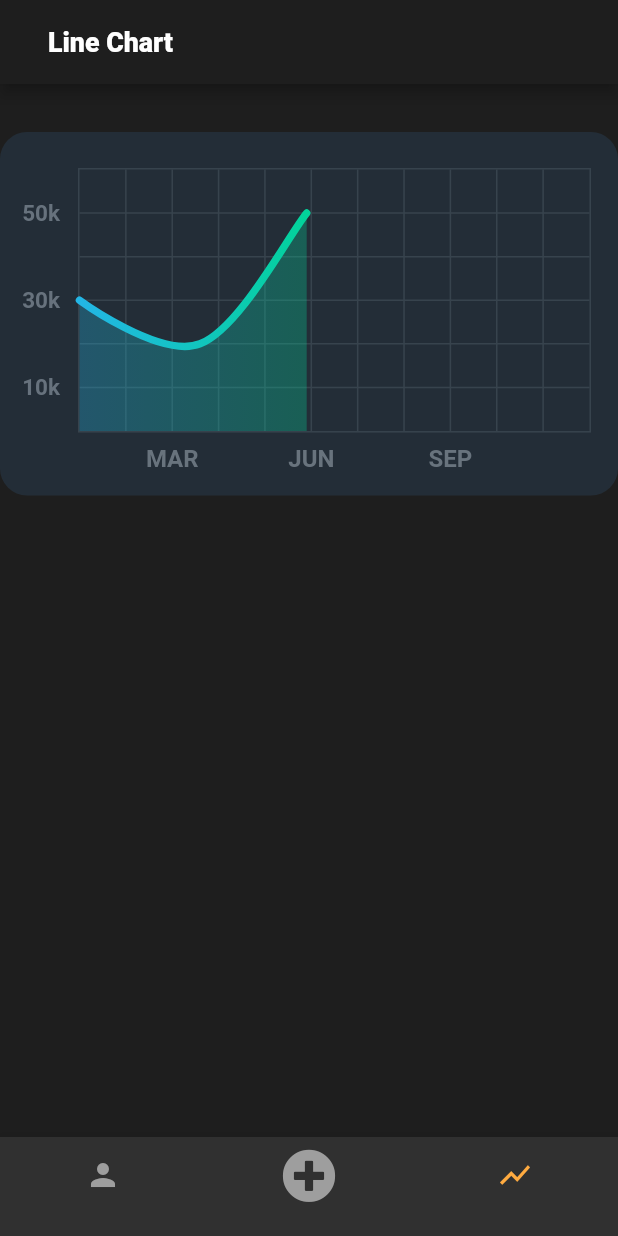
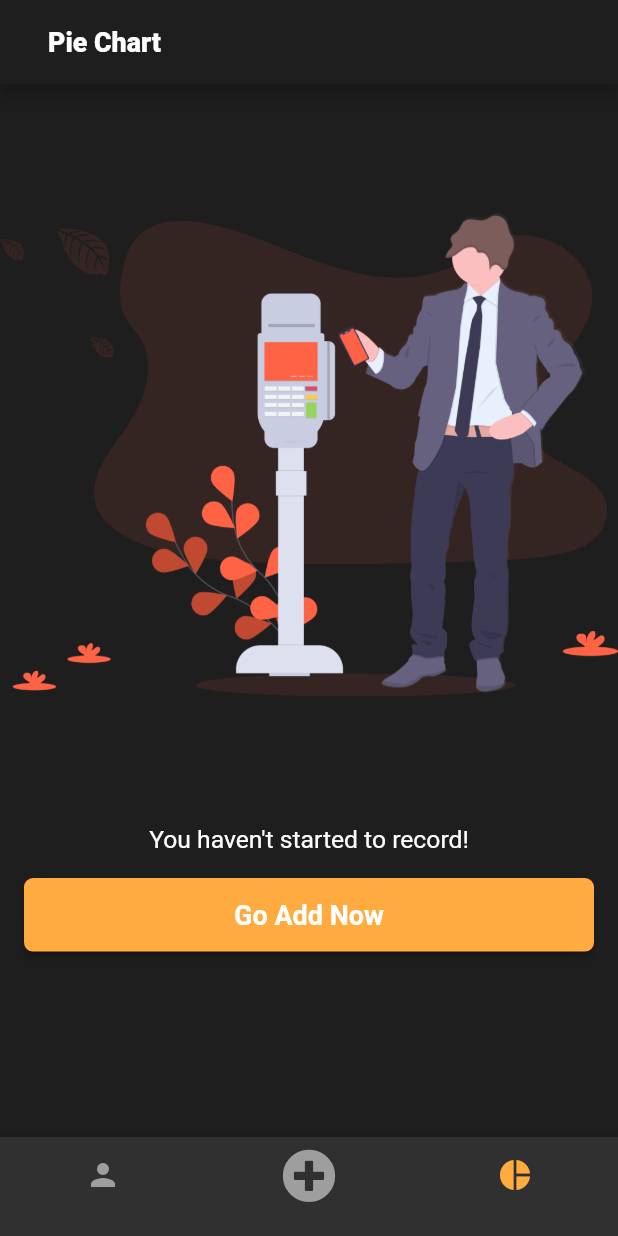
Before and after one commit to qqgary/expense-tracker, a Flutter app: the screen it shows after launch, item 3 of the bottom bar chosen, on a phone screen of 412 x 824 dp. Run offline on Flutter 3.47's test engine with Material 2 defaults, Android fonts, the phone set to English and light mode, and no system bars; drawn by our look-alikes of fl_chart; our stand-ins replace flutter_multi_formatter, font_awesome_flutter, sizer.

Commit message:
✨ Changed line chart to pie chart, and wiring pie chart value

```diff
--- a/lib/config/routes.dart
+++ b/lib/config/routes.dart
@@ -1,14 +1,14 @@
+import 'package:expense_tracker/screens/bottom_navigation_screens/pire_chart.dart';
 import 'package:flutter/material.dart';
 
 import 'package:expense_tracker/screens/bottom_navigation_screens/account_overview.dart';
 import 'package:expense_tracker/screens/bottom_navigation_screens/expense/add_new_record.dart';
 import 'package:expense_tracker/screens/bottom_navigation_screens/expense_detail.dart';
-import 'package:expense_tracker/screens/bottom_navigation_screens/line_chart.dart';
 
 class Router {
   static Map<String, Widget Function(BuildContext)> routes = {
     AccountOverviewScreen.routeName: (_) => AccountOverviewScreen(),
-    LineChartScreen.routeName: (_) => LineChartScreen(),
+    PieChartScreen.routeName: (_) => PieChartScreen(),
     AddNewRecord.routeName: (_) => AddNewRecord(),
     ExpenseDetailScreen.routeName: (_) => ExpenseDetailScreen(),
   };
--- /dev/null
+++ b/lib/model/pie_chart.dart
@@ -0,0 +1,14 @@
+enum PieChartType {
+  EXPENSE,
+  INCOME,
+}
+
+class PieChartModel {
+  PieChartType type;
+  double amount;
+
+  PieChartModel({
+    this.type,
+    this.amount,
+  });
+}
--- a/lib/provider/account.dart
+++ b/lib/provider/account.dart
@@ -1,4 +1,5 @@
 import 'package:expense_tracker/model/expense.dart';
+import 'package:expense_tracker/model/pie_chart.dart';
 import 'package:flutter/material.dart';
 
 class AccountProvider extends ChangeNotifier {
@@ -8,33 +9,72 @@ class AccountProvider extends ChangeNotifier {
   List<ExpenseModel> _expenses = List<ExpenseModel>();
   List<ExpenseModel> get expenses => this._expenses;
 
+  List<double> _pieChartExpenses = List<double>();
+  List<double> get pieChartExpenses => this._pieChartExpenses;
+  double _totalPieExpenses = 0.00;
+  double get totalPieExpenses => this._totalPieExpenses;
+
+  List<double> _pieChartIncome = List<double>();
+  List<double> get pieChartIncome => this._pieChartIncome;
+  double _totalPieIncome = 0.00;
+  double get totalPieIncome => this._totalPieIncome;
+
+  List<PieChartModel> _pieChartAmount;
+  List<PieChartModel> get pieChartAmount => this._pieChartAmount;
+
   double _expensePrice;
   double get expensePrice => this._expensePrice;
-  setExpensePrice(double val) {
-    this._expensePrice = val;
-  }
+  setExpensePrice(double val) => this._expensePrice = val;
 
   String _expenseName;
   String get expenseName => this._expenseName;
-  setExpenseName(String val) {
-    this._expenseName = val;
-  }
+  setExpenseName(String val) => this._expenseName = val;
 
   String _expenseNode;
   String get expenseNode => this._expenseNode;
-  setExpenseNode(String val) {
-    this._expenseNode = val;
-  }
+  setExpenseNode(String val) => this._expenseNode = val;
 
-  addAmount(ExpenseModel expense) {
-    _sumAmount += expensePrice;
-    _expenses.add(expense);
+  void getPie() {
+    if (_pieChartExpenses != null && _pieChartExpenses.isNotEmpty)
+      _totalPieExpenses = _pieChartExpenses.reduce((a, b) => a + b);
+
+    if (_pieChartIncome != null && _pieChartIncome.isNotEmpty)
+      _totalPieIncome = _pieChartIncome.reduce((a, b) => a + b);
+
+    _pieChartAmount = [
+      PieChartModel(type: PieChartType.EXPENSE, amount: _totalPieExpenses),
+      PieChartModel(type: PieChartType.INCOME, amount: _totalPieIncome),
+    ];
+
+    print({'_totalPieExpenses': _totalPieExpenses});
+    print({'_totalPieIncome': _totalPieIncome});
+    print({'_pieChartAmount': _pieChartAmount});
+    print({'_pieChartExpenses': _pieChartExpenses});
+    print({'_pieChartIncome': _pieChartIncome});
+
     notifyListeners();
   }
 
-  minusAmount(ExpenseModel expense) {
+  Future<void> addAmount(ExpenseModel expense) async {
+    try {
+      _sumAmount += expensePrice;
+      _expenses.add(expense);
+      _pieChartIncome.add(expense.amount);
+      notifyListeners();
+      print({'_expenses': _expenses});
+
+      getPie();
+    } catch (err) {
+      print(err);
+    }
+  }
+
+  Future<void> minusAmount(ExpenseModel expense) async {
     _sumAmount -= expensePrice;
     _expenses.add(expense);
+    _pieChartExpenses.add(expense.amount);
     notifyListeners();
+    print({'_expenses': _expenses});
+    getPie();
   }
 }
--- a/lib/provider/general.dart
+++ b/lib/provider/general.dart
@@ -21,4 +21,12 @@ class GeneralProvider extends ChangeNotifier {
     _isFirstTimeLogin = false;
     notifyListeners();
   }
+
+  int _pieChartTouchedIndex;
+  int get pieChartTouchedIndex => this._pieChartTouchedIndex;
+  void setPieChartTouchedIndex(int index) {
+    print(index);
+    _pieChartTouchedIndex = index;
+    notifyListeners();
+  }
 }
--- a/lib/screens/bottom_navigation_screens/expense/add_new_record.dart
+++ b/lib/screens/bottom_navigation_screens/expense/add_new_record.dart
@@ -43,10 +43,11 @@ class AddNewRecord extends StatelessWidget {
 
     if (genProvider.isFirstTimeLogin) genProvider.setIsFirstTimeLogin();
 
-    if (category.isExpense)
+    if (category.isExpense) {
       accProvider.minusAmount(expense);
-    else
+    } else {
       accProvider.addAmount(expense);
+    }
 
     Navigator.pop(context);
   }
--- a/lib/screens/bottom_navigation_screens/line_chart.dart
+++ /dev/null
@@ -1,153 +0,0 @@
-import 'package:expense_tracker/themes/styles.dart';
-import 'package:expense_tracker/utils/utils.dart';
-import 'package:expense_tracker/widgets/app_scaffold.dart';
-import 'package:flutter/material.dart';
-import 'package:fl_chart/fl_chart.dart';
-
-// class LineChartScreen extends StatelessWidget {
-//   static  String routeName = 'line-chart';
-//    LineChartScreen({Key key}) : super(key: key);
-
-//   @override
-//   Widget build(BuildContext context) {
-//     return AppScaffold();
-//   }
-// }
-
-class LineChartScreen extends StatelessWidget {
-  static String routeName = 'line-chart';
-
-  @override
-  Widget build(BuildContext context) {
-    return AppScaffold(
-      title: 'Line Chart',
-      child: Container(
-        margin: EdgeInsets.only(top: AppMargin.large),
-        child: AspectRatio(
-          aspectRatio: 1.70,
-          child: Container(
-            decoration: BoxDecoration(
-                borderRadius: BorderRadius.all(
-                  Radius.circular(18),
-                ),
-                color: Color(0xff232d37)),
-            child: Padding(
-              padding: EdgeInsets.only(
-                right: 18.0,
-                left: 12.0,
-                top: 24,
-                bottom: 12,
-              ),
-              child: LineChart(
-                mainData(),
-              ),
-            ),
-          ),
-        ),
-      ),
-    );
-  }
-
-  LineChartData mainData() {
-    return LineChartData(
-      gridData: FlGridData(
-        show: true,
-        drawVerticalLine: true,
-        getDrawingHorizontalLine: (value) {
-          return FlLine(
-            color: Color(0xff37434d),
-            strokeWidth: 1,
-          );
-        },
-        getDrawingVerticalLine: (value) {
-          return FlLine(
-            color: Color(0xff37434d),
-            strokeWidth: 1,
-          );
-        },
-      ),
-      titlesData: FlTitlesData(
-        show: true,
-        bottomTitles: SideTitles(
-          showTitles: true,
-          reservedSize: 22,
-          getTextStyles: (value) => TextStyle(
-              color: Color(0xff68737d),
-              fontWeight: FontWeight.bold,
-              fontSize: 16),
-          getTitles: (value) {
-            switch (value.toInt()) {
-              case 2:
-                return 'MAR';
-              case 5:
-                return 'JUN';
-              case 8:
-                return 'SEP';
-            }
-            return '';
-          },
-          margin: 8,
-        ),
-        leftTitles: SideTitles(
-          showTitles: true,
-          getTextStyles: (value) => TextStyle(
-            color: Color(0xff67727d),
-            fontWeight: FontWeight.bold,
-            fontSize: 15,
-          ),
-          getTitles: (value) {
-            print(value);
-            switch (value.toInt()) {
-              case 1:
-                return '10k';
-              case 3:
-                return '30k';
-              case 5:
-                return '50k';
-            }
-            return '';
-          },
-          reservedSize: 28,
-          margin: 12,
-        ),
-      ),
-      borderData: FlBorderData(
-        show: true,
-        border: Border.all(
-          color: Color(0xff37434d),
-          width: 1,
-        ),
-      ),
-      minX: 0,
-      maxX: 11,
-      minY: 0,
-      maxY: 6,
-      lineBarsData: [
-        LineChartBarData(
-          spots: [
-            FlSpot(0, 3),
-            FlSpot(2.6, 2),
-            FlSpot(4.9, 5),
-            // FlSpot(6.8, 3.1),
-            // FlSpot(8, 4),
-            // FlSpot(9.5, 3),
-            // FlSpot(11, 4),
-          ],
-          isCurved: true,
-          colors: lineChartGradientColors,
-          barWidth: 5,
-          isStrokeCapRound: true,
-          dotData: FlDotData(
-            show: false,
-          ),
-          belowBarData: BarAreaData(
-            show: true,
-            colors: lineChartGradientColors
-                .map((color) => color.withOpacity(0.3))
-                .toList(),
-          ),
-        ),
-      ],
-    );
-  }
-}
--- /dev/null
+++ b/lib/screens/bottom_navigation_screens/pire_chart.dart
@@ -0,0 +1,125 @@
+import 'package:expense_tracker/themes/styles.dart';
+import 'package:expense_tracker/utils/utils.dart';
+import 'package:expense_tracker/widgets/app_scaffold.dart';
+import 'package:expense_tracker/provider/general.dart';
+import 'package:expense_tracker/provider/account.dart';
+import 'package:expense_tracker/widgets/first_time_use.dart';
+import 'package:flutter/material.dart';
+import 'package:fl_chart/fl_chart.dart';
+import 'package:provider/provider.dart';
+import 'package:expense_tracker/widgets/app_text.dart';
+import 'package:expense_tracker/model/pie_chart.dart';
+
+class PieChartScreen extends StatelessWidget {
+  static String routeName = 'pie-chart';
+
+  @override
+  Widget build(BuildContext context) {
+    final GeneralProvider genProvider = Provider.of<GeneralProvider>(context);
+    return AppScaffold(
+      title: 'Pie Chart',
+      isScrollView: false,
+      child: genProvider.isFirstTimeLogin
+          ? FirstTimeUseContainer(context: context, genProvider: genProvider)
+          : _buildMainContainer(context, genProvider),
+    );
+  }
+
+  Container _buildMainContainer(
+    BuildContext context,
+    GeneralProvider genProvider,
+  ) =>
+      Container(
+        width: maxWidth(context),
+        child: Column(
+          children: [
+            _buildPieChart(context, genProvider),
+            Container(
+              margin: EdgeInsets.only(top: maxHeight(context) * 0.3),
+              child: Row(
+                mainAxisAlignment: MainAxisAlignment.spaceAround,
+                children: [
+                  _buildDots(AppColor.red, 'Expenses'),
+                  _buildDots(AppColor.accentGreen, 'Income'),
+                ],
+              ),
+            )
+          ],
+        ),
+      );
+
+  Row _buildDots(Color color, String title) {
+    return Row(
+      children: [
+        Container(
+          width: 16,
+          height: 16,
+          decoration: BoxDecoration(
+            color: color,
+            shape: BoxShape.circle,
+          ),
+        ),
+        AppWidthSizedBox.smallBox,
+        AppText(title),
+      ],
+    );
+  }
+
+  Container _buildPieChart(BuildContext context, GeneralProvider genProvider) =>
+      Container(
+        margin: EdgeInsets.only(top: maxHeight(context) * 0.3),
+        child: PieChart(
+          PieChartData(
+            pieTouchData: PieTouchData(
+                touchCallback: (PieTouchResponse pieTouchResponse) {
+              if (pieTouchResponse.touchInput is FlLongPressEnd ||
+                  pieTouchResponse.touchInput is FlPanEnd)
+                genProvider.setPieChartTouchedIndex(-1);
+              else
+                genProvider.setPieChartTouchedIndex(
+                    pieTouchResponse.touchedSectionIndex);
+            }),
+            borderData: FlBorderData(
+              show: false,
+            ),
+            sectionsSpace: 0,
+            centerSpaceRadius: 40,
+            sections: showingSections(context),
+          ),
+        ),
+      );
+
+  List<PieChartSectionData> showingSections(BuildContext context) {
+    final AccountProvider accProvider = Provider.of<AccountProvider>(context);
+    final double total =
+        accProvider.totalPieExpenses + accProvider.totalPieIncome;
+
+    return accProvider.pieChartAmount.map((item) {
+      final double amount = item.amount;
+      final double percent = total == 0 ? 0 : amount / total * 100;
+      final PieChartType type = item.type;
+
+      switch (type) {
+        case PieChartType.EXPENSE:
+          return PieChartSectionData(
+            color: AppColor.red,
+            value: amount,
+            title: '$percent%',
+            titleStyle:
+                TextStyle(fontWeight: FontWeight.bold, color: AppColor.white),
+          );
+        case PieChartType.INCOME:
+          return PieChartSectionData(
+            color: AppColor.accentGreen,
+            value: amount,
+            title: '$percent%',
+            titleStyle:
+                TextStyle(fontWeight: FontWeight.bold, color: AppColor.white),
+          );
+
+        default:
+          return null;
+      }
+    }).toList();
+  }
+}
--- a/lib/themes/styles.dart
+++ b/lib/themes/styles.dart
@@ -17,7 +17,7 @@ class AppColor {
   static Color red = Color(0xffed5f59);
   static Color deepRed = Color(0xffD55550);
   static Color green = Colors.green;
-  static Color accentGreen = Colors.greenAccent;
+  static Color accentGreen = Colors.greenAccent[400];
   static Color blueText = Colors.blueAccent;
   static Color blue = Colors.blueAccent;
   static Color yellow = Colors.yellowAccent;
@@ -76,10 +76,8 @@ class AppOpacity {
   static double half = 0.5;
 }
 
-
-
 const List<Color> lineChartGradientColors = [
-  Color(0xff23b6e6),
+  Colors.orangeAccent,
   Color(0xff02d39a),
 ];
 
--- a/lib/utils/constant.dart
+++ b/lib/utils/constant.dart
@@ -1,16 +1,16 @@
 import 'package:expense_tracker/model/category.dart';
 import 'package:expense_tracker/screens/bottom_navigation_screens/account_overview.dart';
 import 'package:expense_tracker/screens/bottom_navigation_screens/expense/add_expense.dart';
+import 'package:expense_tracker/screens/bottom_navigation_screens/pire_chart.dart';
 import 'package:expense_tracker/themes/styles.dart';
 import 'package:flutter/material.dart';
 import 'package:font_awesome_flutter/font_awesome_flutter.dart';
-import 'package:expense_tracker/screens/bottom_navigation_screens/line_chart.dart';
 
 class Constant {
   static final List<Widget> bottomNavigationScreen = [
     AccountOverviewScreen(),
     AddExpenseScreen(),
-    LineChartScreen(),
+    PieChartScreen(),
   ];
 
   static final List<BottomNavigationBarItem> bottomNavigationBarItem = [
@@ -26,7 +26,7 @@ class Constant {
       title: Container(),
     ),
     BottomNavigationBarItem(
-      icon: Icon(Icons.show_chart),
+      icon: Icon(Icons.pie_chart),
       title: Container(),
     ),
   ];
--- /dev/null
+++ b/lib/widgets/first_time_use.dart
@@ -0,0 +1,37 @@
+import 'package:expense_tracker/utils/utils.dart';
+import 'package:expense_tracker/widgets/app_action_button.dart';
+import 'package:flutter/material.dart';
+import 'package:expense_tracker/provider/general.dart';
+import 'package:expense_tracker/utils/widget_modifier.dart';
+import 'package:expense_tracker/widgets/app_text.dart';
+
+class FirstTimeUseContainer extends StatelessWidget {
+  const FirstTimeUseContainer({
+    Key key,
+    @required this.context,
+    @required this.genProvider,
+  }) : super(key: key);
+
+  final BuildContext context;
+  final GeneralProvider genProvider;
+
+  @override
+  Widget build(BuildContext context) => Column(
+        children: [
+          Container(
+            child: Image.asset(
+              'assets/empty_space.png',
+              height: maxHeight(context) * 0.6,
+            ),
+          ),
+          AppText('You haven\'t started to record!'),
+          AppActionButton(
+            title: 'Go Add Now',
+            function: () {
+              genProvider.bottomNavigationIndex = 1;
+            },
+            isMaxSize: true,
+          ).padding(),
+        ],
+      );
+}
```
Also changed, not shown: lib/screens/bottom_navigation_screens/account_overview.dart (+2 -23 lines).
